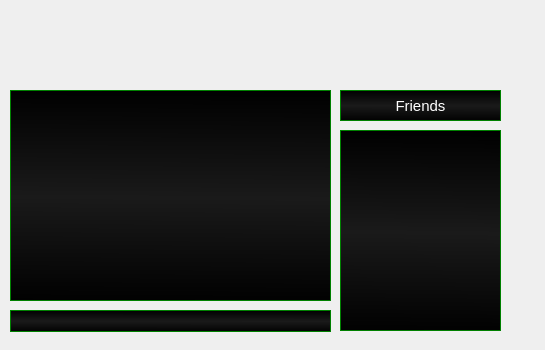
Above: mainwindow.ui from nmhaker/Source-Code before the change. Below: the same form after it.
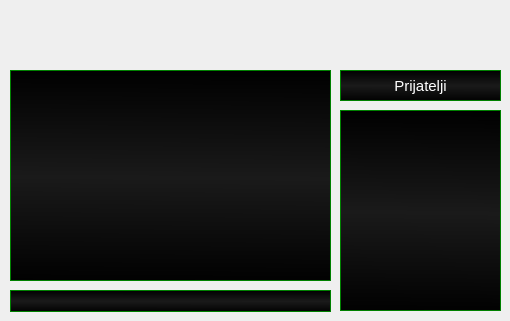
That is the form after the change. Custom widgets are drawn as their Qt base class.

```diff
--- a/mainwindow.ui
+++ b/mainwindow.ui
@@ -6,14 +6,14 @@
    <rect>
     <x>0</x>
     <y>0</y>
-    <width>545</width>
-    <height>350</height>
+    <width>510</width>
+    <height>321</height>
    </rect>
   </property>
   <property name="minimumSize">
    <size>
     <width>500</width>
-    <height>350</height>
+    <height>300</height>
    </size>
   </property>
   <property name="maximumSize">
@@ -42,7 +42,7 @@
     <property name="geometry">
      <rect>
       <x>340</x>
-      <y>130</y>
+      <y>110</y>
       <width>161</width>
       <height>201</height>
      </rect>
@@ -57,7 +57,7 @@
     <property name="geometry">
      <rect>
       <x>10</x>
-      <y>310</y>
+      <y>290</y>
       <width>321</width>
       <height>22</height>
      </rect>
@@ -72,7 +72,7 @@
     <property name="geometry">
      <rect>
       <x>340</x>
-      <y>90</y>
+      <y>70</y>
       <width>161</width>
       <height>31</height>
      </rect>
@@ -88,7 +88,7 @@
 color:white;</string>
     </property>
     <property name="text">
-     <string>Friends</string>
+     <string>Prijatelji</string>
     </property>
     <property name="alignment">
      <set>Qt::AlignCenter</set>
@@ -98,7 +98,7 @@
     <property name="geometry">
      <rect>
       <x>10</x>
-      <y>90</y>
+      <y>70</y>
       <width>321</width>
       <height>211</height>
      </rect>
```
Left out of the diff: 2 changed lines with no effect on the pictures.
